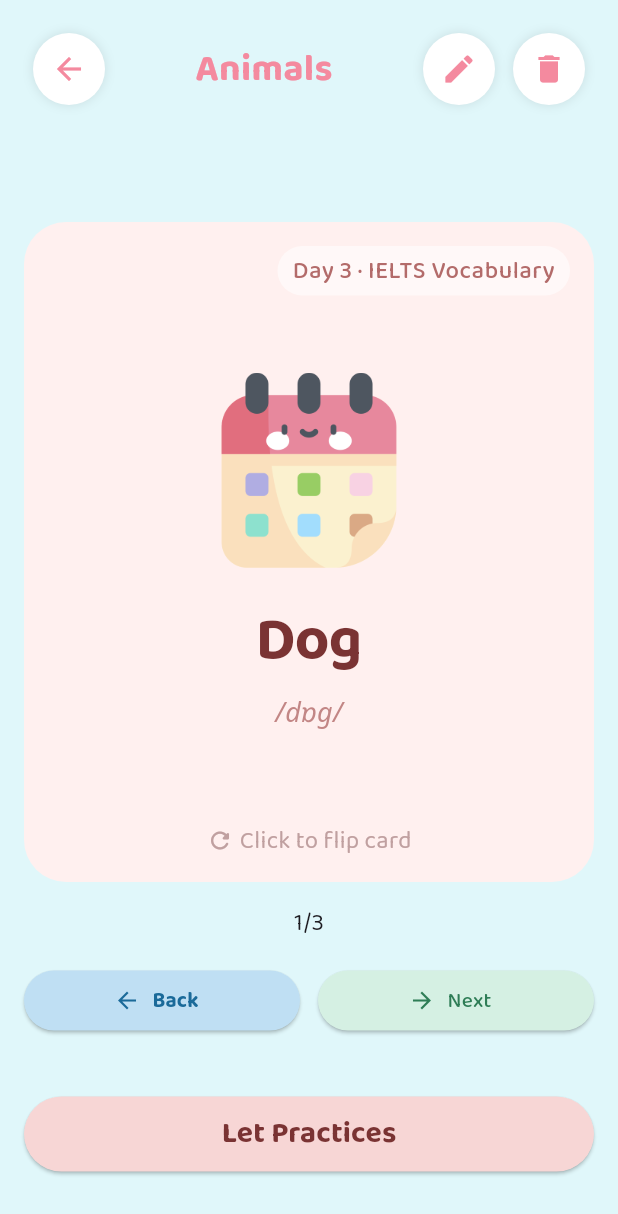
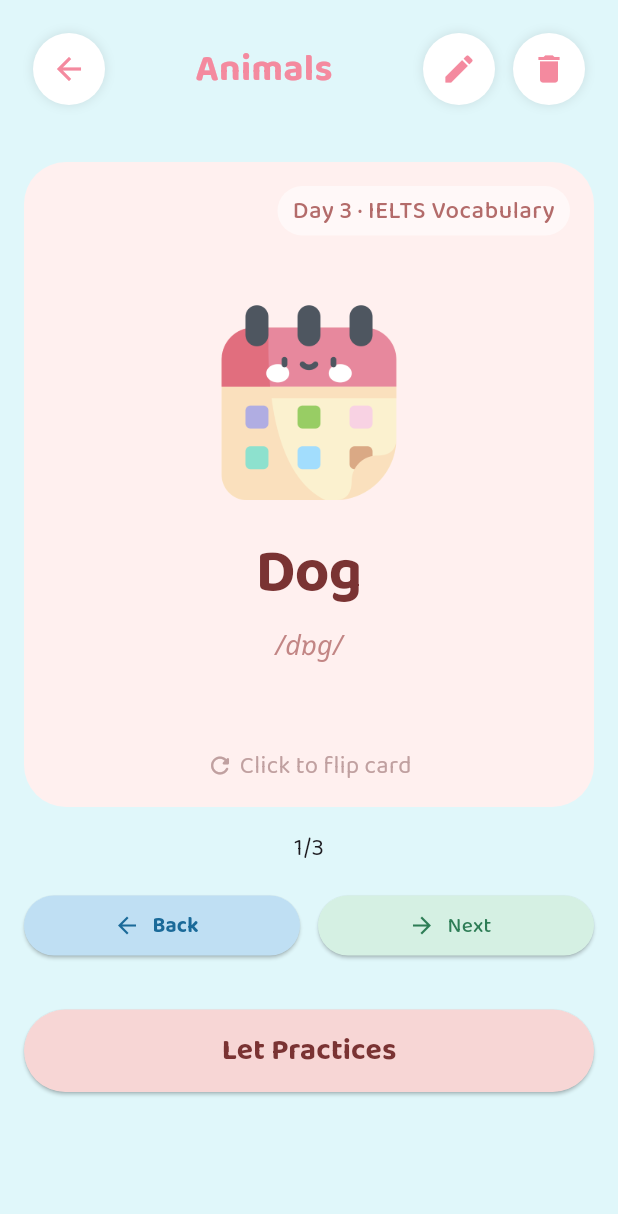
Before and after one commit to rstzsy/FlashCardApp, a Flutter app: the FlashcardStudyScreen screen opened directly, on a phone screen of 412 x 824 dp. Shown: the top 1214 px of the screen. Run offline on Flutter 3.47's test engine with Material 3 defaults, Android fonts, the phone set to English and light mode, and no system bars; our stand-ins replace fl_chart, google_fonts, image_picker, share_plus.

Commit message:
change ui study flash card

```diff
--- a/flashcard_app/lib/features/flashcard/screens/flashcard_study_screen.dart
+++ b/flashcard_app/lib/features/flashcard/screens/flashcard_study_screen.dart
@@ -106,10 +106,10 @@ class _FlashcardStudyScreenState extends State<FlashcardStudyScreen> {
 
                     FlashcardStudyControls(onNext: nextCard, onBack: prevCard),
 
-                    const SizedBox(height: 40),
+                    const SizedBox(height: 32),
                     SizedBox(
                       width: double.infinity,
-                      height: 50,
+                      height: 55,
                       child: ElevatedButton(
                         onPressed: () {
                           Navigator.push(
--- a/flashcard_app/lib/features/flashcard/widgets/flashcard_study_card.dart
+++ b/flashcard_app/lib/features/flashcard/widgets/flashcard_study_card.dart
@@ -64,7 +64,7 @@ class _FlashcardStudyCardState extends State<FlashcardStudyCard>
       onTap: flipCard,
       child: SizedBox(
         width: double.infinity,
-        height: 480,
+        height: 430,
         child: AnimatedBuilder(
           animation: _animation,
           builder: (context, _) {
@@ -100,7 +100,7 @@ class _FlashcardStudyCardState extends State<FlashcardStudyCard>
     return Container(
       width: double.infinity,
       height: double.infinity,
-      margin: const EdgeInsets.only(top: 40),
+      //margin: const EdgeInsets.only(top: 40),
       decoration: BoxDecoration(
         color: kCardBack,
         borderRadius: BorderRadius.circular(28),
```
